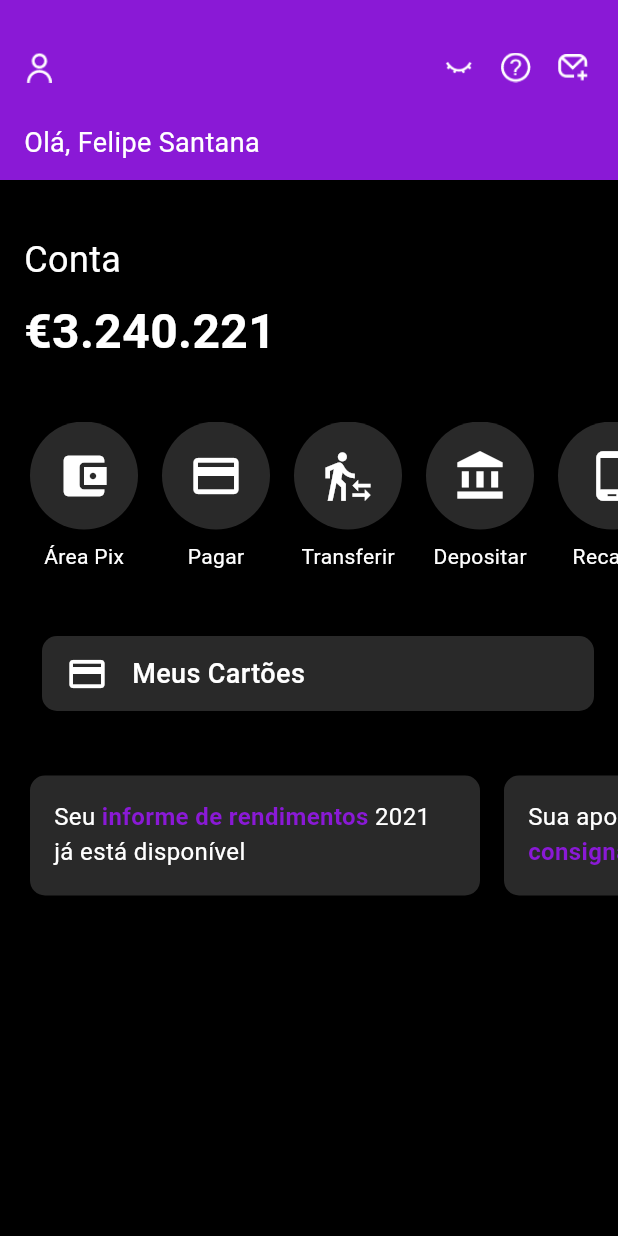
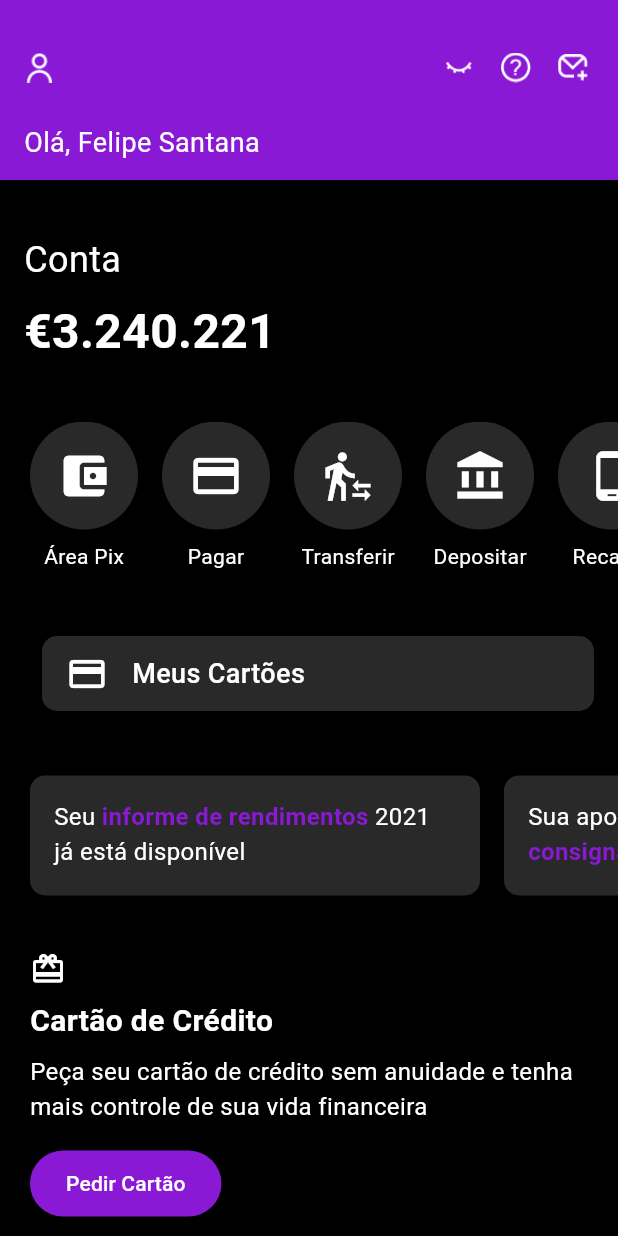
Before and after one commit to msbzz/nubank_layout, a Flutter app: the screen it shows after launch, on a phone screen of 412 x 824 dp. Run offline on Flutter 3.47's test engine with Material 3 defaults, Android fonts, the light colour scheme and no system bars; statements that could not run were skipped.

Commit message:
novo cartão

```diff
--- a/lib/home/home_page.dart
+++ b/lib/home/home_page.dart
@@ -4,6 +4,7 @@ import 'package:nubank_layout/utils/balance.dart';
 import 'package:nubank_layout/utils/custom_app_bar.dart';
 import 'package:nubank_layout/utils/info_box_card.dart';
 import 'package:nubank_layout/utils/messages.dart';
+import 'package:nubank_layout/utils/new_card.dart';
 import 'package:nubank_layout/utils/services_buttons.dart';
 
 
@@ -23,6 +24,7 @@ import 'package:nubank_layout/utils/services_buttons.dart';
               ServicesButtons(),
               InfoBoxCard(),
               Messages(),
+              NewCard(),
             ],
           ),
         ),
--- a/lib/themes/colors.dart
+++ b/lib/themes/colors.dart
@@ -1,6 +1,8 @@
- const ROXO_NUBANK =0xFF8A19D6;
- const PRETO = 0xFF000000;
- const CINZA=0xFF6EBFF;
- const LightBlue= 0xFF00008B;
- const PRETO_CLARO1= 0xFF292929;
-  const PRETO_CLARO2= 0xFF1C1C1C;
+const ROXO_NUBANK = 0xFF8A19D6;
+const PRETO = 0xFF000000;
+const CINZA = 0xFF6EBFF;
+const LightBlue = 0xFF00008B;
+const PRETO_CLARO1 = 0xFF292929;
+const PRETO_CLARO2 = 0xFF1C1C1C;
+const PRETO_CLARO3 = 0xDD000000;
+const BRANCO= 0xFFFFFFFF;
--- /dev/null
+++ b/lib/utils/new_card.dart
@@ -0,0 +1,53 @@
+import 'package:flutter/material.dart';
+import 'package:nubank_layout/themes/colors.dart';
+
+class NewCard extends StatelessWidget {
+  const NewCard({super.key});
+
+  @override
+  Widget build(BuildContext context) {
+    return SingleChildScrollView(
+        child: Padding(
+      padding: const EdgeInsets.only(top: 37, left: 12.0),
+      child: Container(
+        color: Color(PRETO_CLARO3),
+        padding: const EdgeInsets.symmetric(horizontal: 8.0),
+        child: Column(
+          crossAxisAlignment: CrossAxisAlignment.start,
+          children: [
+            const Icon(
+              Icons.card_giftcard,
+              color: Colors.white,
+            ),
+            const SizedBox(height: 8),
+            const Text('Cartão de Crédito',
+                style: TextStyle(
+                    color: Colors.white,
+                    fontSize: 20,
+                    fontWeight: FontWeight.bold,
+                    fontFamily: 'Roboto')),
+            const SizedBox(height: 8),
+            const Text(
+                'Peça seu cartão de crédito sem anuidade e tenha mais controle de sua vida financeira',
+                style: TextStyle(
+                    color: Colors.white, fontSize: 16, fontFamily: 'Roboto')),
+            const SizedBox(height: 16),
+            TextButton(
+                onPressed: () {},
+                style: TextButton.styleFrom(
+                  backgroundColor: Color(0xFF8A19D6), // Cor de fundo roxa
+                  padding: const EdgeInsets.symmetric(
+                      vertical: 12.0, horizontal: 24.0),
+                  shape: RoundedRectangleBorder(
+                    borderRadius:
+                        BorderRadius.circular(24.0), // Bordas arredondadas
+                  ),
+                ),
+                child: const Text('Pedir Cartão',
+                    style: TextStyle(color: Colors.white)))
+          ],
+        ),
+      ),
+    ));
+  }
+}
```
